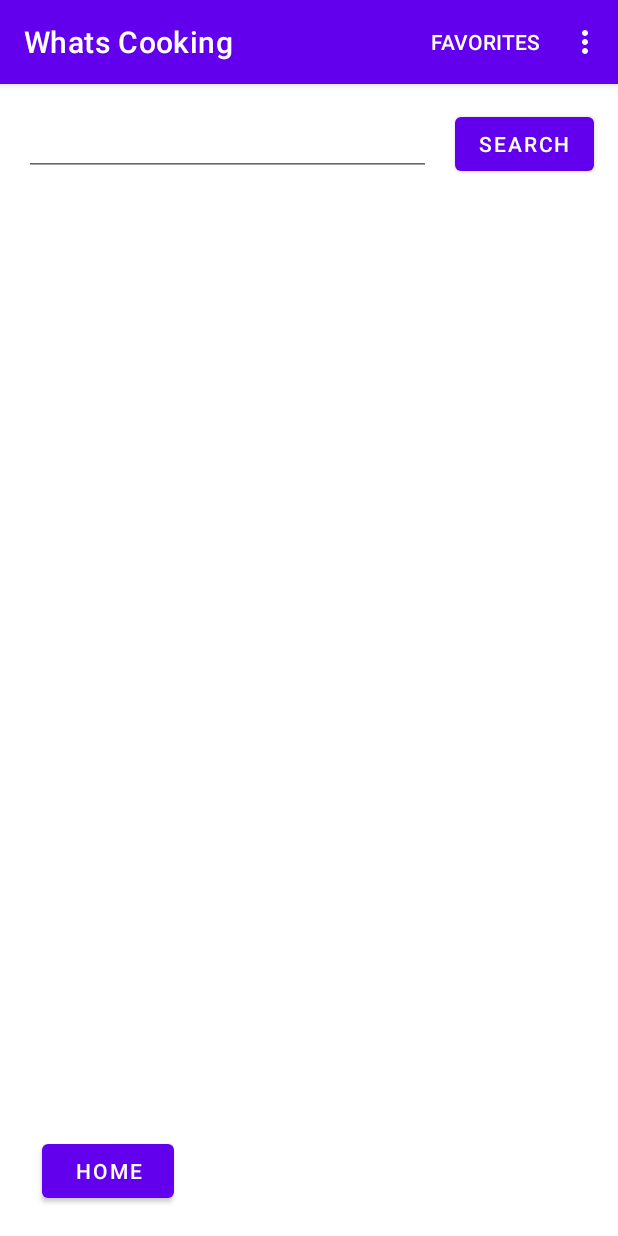
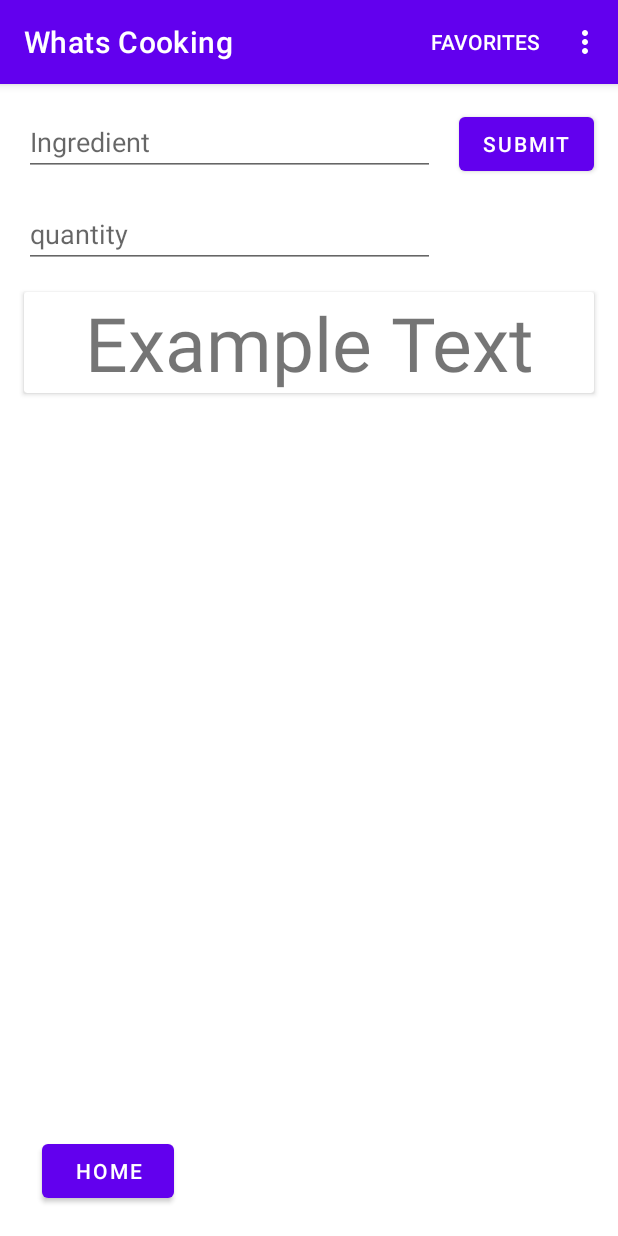
Before and after one commit to pwhlopped/whats-cooking, an Android app: the Ingredient screen opened through its navigation route, on a phone screen of 412 x 824 dp. Run offline under Robolectric (Android 15) with nearby library versions, the phone set to English and light mode, and no system bars.

Commit message:
updated ingredient fragment

```diff
--- a/app/src/main/java/com/example/whatscooking/MainActivity.java
+++ b/app/src/main/java/com/example/whatscooking/MainActivity.java
@@ -6,6 +6,9 @@ import androidx.appcompat.widget.Toolbar;
 import android.os.Bundle;
 import android.view.Menu;
 import android.view.MenuInflater;
+import android.view.View;
+
+import java.util.ArrayList;
 
 public class MainActivity extends AppCompatActivity {
 
@@ -22,4 +25,5 @@ public class MainActivity extends AppCompatActivity {
         inflater.inflate(R.menu.main_menu, menu);
         return true;
     }
+
 }
--- a/app/src/main/res/layout/fragment_ingredient.xml
+++ b/app/src/main/res/layout/fragment_ingredient.xml
@@ -18,21 +18,60 @@
         app:layout_constraintTop_toTopOf="parent"
         app:layout_constraintVertical_bias="0.973" />
 
-    <com.google.android.material.textfield.TextInputEditText
+    <EditText
+        android:id="@+id/ingredient_name"
         android:layout_width="0dp"
         android:layout_height="wrap_content"
         android:layout_margin="16dp"
+        android:inputType="text"
+        android:hint="Ingredient"
         app:layout_constraintEnd_toStartOf="@+id/button3"
         app:layout_constraintStart_toStartOf="parent"
         app:layout_constraintTop_toTopOf="parent" />
-
     <Button
         android:id="@+id/button3"
         android:layout_width="wrap_content"
         android:layout_height="wrap_content"
         android:layout_margin="16dp"
-        android:text="Search"
+        android:text="Submit"
         app:layout_constraintEnd_toEndOf="parent"
         app:layout_constraintTop_toTopOf="parent" />
+    <EditText
+        android:id="@+id/quantity"
+        android:layout_width="0dp"
+        android:layout_height="wrap_content"
+        android:layout_margin="16dp"
+        android:inputType="number"
+        android:hint="quantity"
+        app:layout_constraintTop_toBottomOf="@id/ingredient_name"
+        app:layout_constraintStart_toStartOf="parent"
+        app:layout_constraintEnd_toStartOf="@id/button3"/>
+    <ScrollView
+        android:id="@+id/ingredient_list"
+        android:layout_width="match_parent"
+        android:layout_height="0dp"
+        app:layout_constraintTop_toBottomOf="@id/quantity"
+        app:layout_constraintStart_toStartOf="parent"
+        app:layout_constraintEnd_toEndOf="parent"
+        app:layout_constraintBottom_toBottomOf="parent">
+        <LinearLayout
+            android:id="@+id/list"
+            android:layout_width="match_parent"
+            android:layout_height="wrap_content"
+            android:orientation="vertical">
+            <androidx.cardview.widget.CardView
+                android:layout_width="match_parent"
+                android:layout_height="wrap_content"
+                android:layout_margin="16dp">
+                <TextView
+                    android:layout_width="match_parent"
+                    android:layout_height="wrap_content"
+                    android:text="Example Text"
+                    android:textAlignment="center"
+                    android:gravity="center"
+                    android:textSize="50sp"/>
+            </androidx.cardview.widget.CardView>
+        </LinearLayout>
+    </ScrollView>
 
 </androidx.constraintlayout.widget.ConstraintLayout>
```
Also changed, not shown: app/src/main/java/com/example/whatscooking/Ingredient.java (+44 -0 lines).
